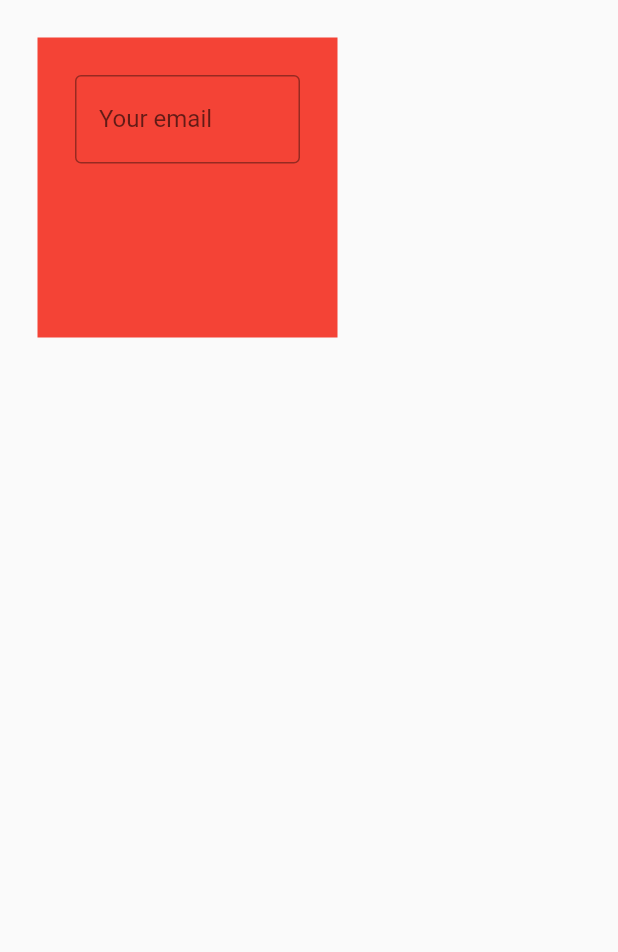
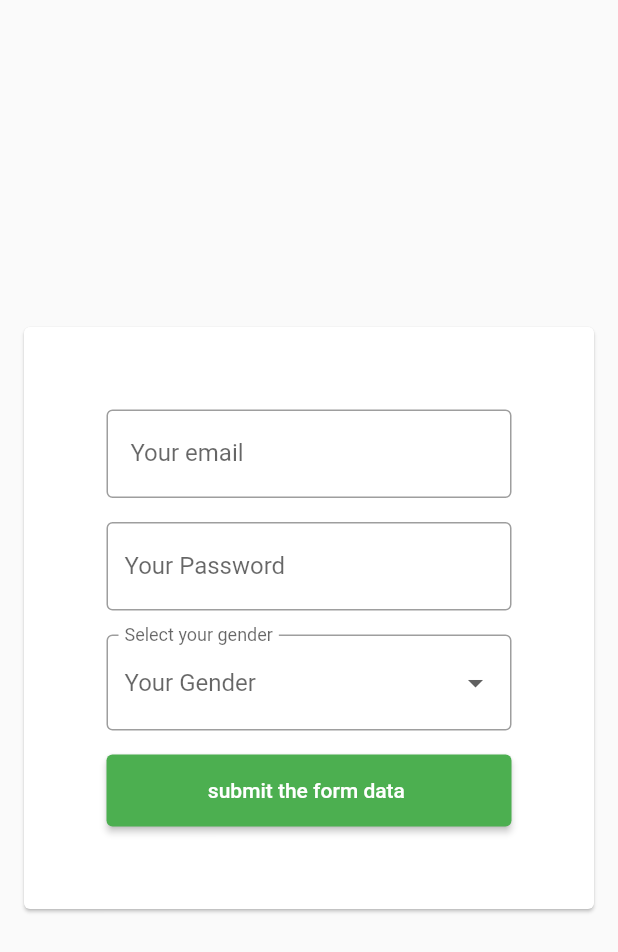
Before and after one commit to meena108/login_stateful_flutter, a Flutter app: the screen it shows after launch, on a phone screen of 412 x 824 dp. Shown: the top 952 px of the screen. Run offline on Flutter 3.47's test engine with Material 2 defaults, Android fonts, the phone set to English and light mode, and no system bars; missing offline and left inert: dart:html.

Commit message:
Complete app of login

```diff
--- a/lib/src/sreens/login-screen.dart
+++ b/lib/src/sreens/login-screen.dart
@@ -1,29 +1,52 @@
 import 'package:flutter/cupertino.dart';
 import 'package:flutter/material.dart';
+import 'package:login_stateful/src/api/auth_api.dart';
+import 'package:login_stateful/src/mixing/validation_mixing.dart';
+import 'package:login_stateful/src/sreens/second_screen.dart';
 
 class LoginScreen extends StatefulWidget {
   @override
   _LoginScreenState createState() => _LoginScreenState();
 }
 
-class _LoginScreenState extends State<LoginScreen> {
+class _LoginScreenState extends State<LoginScreen> with ValidationMixing {
+  final formKey  = GlobalKey<FormState>();
+  String? email;
+  String? password;
+  String? gender;
+  bool isLoading = false;
+
   @override
   Widget build(BuildContext context) {
     return Scaffold(
-      body: Container (
-        height: 200,
-        width: 200,
-        color: Colors.red,
-        padding: EdgeInsets.all(25),
-        margin: EdgeInsets.all(25),
-        child: Form (
-          child: Column (
-            children: [
-              buildEmailField(),
-            ]
+      body: Center(
+        child: Card(
+          margin: EdgeInsets.symmetric(horizontal: 16),
+          child: Container (
+            // height: 200,
+            // width: 500,
+            color: Colors.white,
+            padding: EdgeInsets.all(5),
+            margin: EdgeInsets.all(50),
+            child: Form (
+              key: formKey,
+              child: Column (
+                mainAxisAlignment: MainAxisAlignment.center,
+                mainAxisSize: MainAxisSize.min,
+                children: [
+                  buildEmailField(),
+                    buildPasswordField(),
+                    //Sizebox le space create garcha
+                    SizedBox(height: 16),
+                    buildGenderField(),
+                    SizedBox(height: 16),
+                    buildSubmitButton(),
+                ],
 
+              ),
+
+            ),
           ),
-
         ),
       ),
 
@@ -32,6 +55,11 @@ class _LoginScreenState extends State<LoginScreen> {
      }
   Widget buildEmailField () {
      return TextFormField(
+       onSaved: (String? val) {
+         email = val;
+       },
+       keyboardType: TextInputType.emailAddress,
+       validator: validateEmail,
        decoration: InputDecoration (
          labelText: " Your email",
          hintText: "email@gmail.com",
@@ -41,4 +69,115 @@ class _LoginScreenState extends State<LoginScreen> {
        ),
      );
   }
+
+   Widget buildPasswordField() {
+    return Padding(
+      padding: const EdgeInsets.only(top:16),
+      child: TextFormField (
+          onSaved: (String? val) {
+            email = val;
+          },
+        obscureText: true,
+          validator: validatePassword,
+
+      decoration: InputDecoration (
+        labelText: "Your Password",
+        hintText: "*****",
+        border: OutlineInputBorder ()
+
+      )
+      ),
+    );
+   }
+
+   Widget buildGenderField() {
+    return DropdownButtonFormField(
+      onChanged: (String? val) {},
+      onSaved: ( String?val) {
+        gender = val;
+      },
+      validator: validateGender,
+      items: [
+        DropdownMenuItem ( child: Text ("Male"),value: "Male",),
+        DropdownMenuItem ( child: Text ("Female"),value: "Female",),
+        DropdownMenuItem ( child: Text ("Other"),value: "Other",),
+        DropdownMenuItem ( child: Text ("Rather Not Say"),value: "Rather Not Say"),
+      ],
+          decoration: InputDecoration (
+            hintText: "Your Gender",
+            labelText: "Select your gender",
+            border: OutlineInputBorder()
+          ),
+    );
+   }
+
+   Widget buildSubmitButton() {
+    // return RaisedButton(
+    //   onPressed: () {},
+    //   child: Text ("Submit"),
+    //   color: Colors.blue,
+    //   textColor: Colors.white,
+    // );
+
+     return SizedBox(
+       width: double.infinity,
+       child: ElevatedButton(
+         onPressed: isLoading? null:(){
+           // formKey.currentState.reset();
+            onSubmitButtonClick();
+         },
+         child: isLoading ?CircularProgressIndicator() :Text ("submit the form data "),
+         // style: ButtonStyle(
+         //   padding: MaterialStateProperty.all (EdgeInsets.all (16),),
+         //   backgroundColor: MaterialStateProperty.all(Colors.green),
+         // ),
+
+         //Tala ko jasari ni garna milcha.short cut without material property
+         style: ElevatedButton.styleFrom(
+           padding: EdgeInsets.all(16),
+           primary: Colors.green
+         ),
+       ),
+     );
+   }
+
+   Future<void> onSubmitButtonClick() async {
+     bool validInput = formKey.currentState!.validate();
+     if(validInput) {
+       print("Email $email password $password and gender $gender");
+       formKey.currentState!.save();
+       print("2>Email $email password $password and gender $gender");
+       setState(() {
+         isLoading = true;
+       });
+
+     //  todo the submit the data
+     //  button check gareko disabele ko gareko true or false
+       var response =  await authApi.signup(email!, password!, gender!);
+
+       setState(() {
+         isLoading =false;
+       });
+
+
+     ///checking  if user is failed or not
+       if (response ==null) {
+         ScaffoldMessengerState messenger = ScaffoldMessenger.of(context);
+         messenger.showSnackBar(
+           SnackBar(content: Text("Sign up failed"))
+         );
+       } else {
+       //todo navigate to the other page
+       //  euta screen ba ata arko ma jana
+         var data = await Navigator.of(context).push(
+           MaterialPageRoute(
+               builder:(BuildContext context){
+                 return SecondScreen(email:email!);
+               }
+           )
+         );
+         print("data from second screen $data");
+       }
+     }
+   }
 }
--- a/pubspec.yaml
+++ b/pubspec.yaml
@@ -18,7 +18,7 @@ publish_to: 'none' # Remove this line if you wish to publish to pub.dev
 version: 1.0.0+1
 
 environment:
-  sdk: ">=2.7.0 <3.0.0"
+  sdk: ">=2.12.0 <3.0.0"
 
 dependencies:
   flutter:
@@ -28,6 +28,7 @@ dependencies:
   # The following adds the Cupertino Icons font to your application.
   # Use with the CupertinoIcons class for iOS style icons.
   cupertino_icons: ^1.0.2
+  http: ^0.13.2
 
 dev_dependencies:
   flutter_test:
```
Also changed, not shown: lib/src/api/auth_api.dart (added, +48 -0 lines), lib/src/mixing/validation_mixing.dart (added, +27 -0 lines), lib/src/models/signup_response_model.dart (added, +85 -0 lines), lib/src/sreens/second_screen.dart (added, +23 -0 lines), pubspec.lock.
